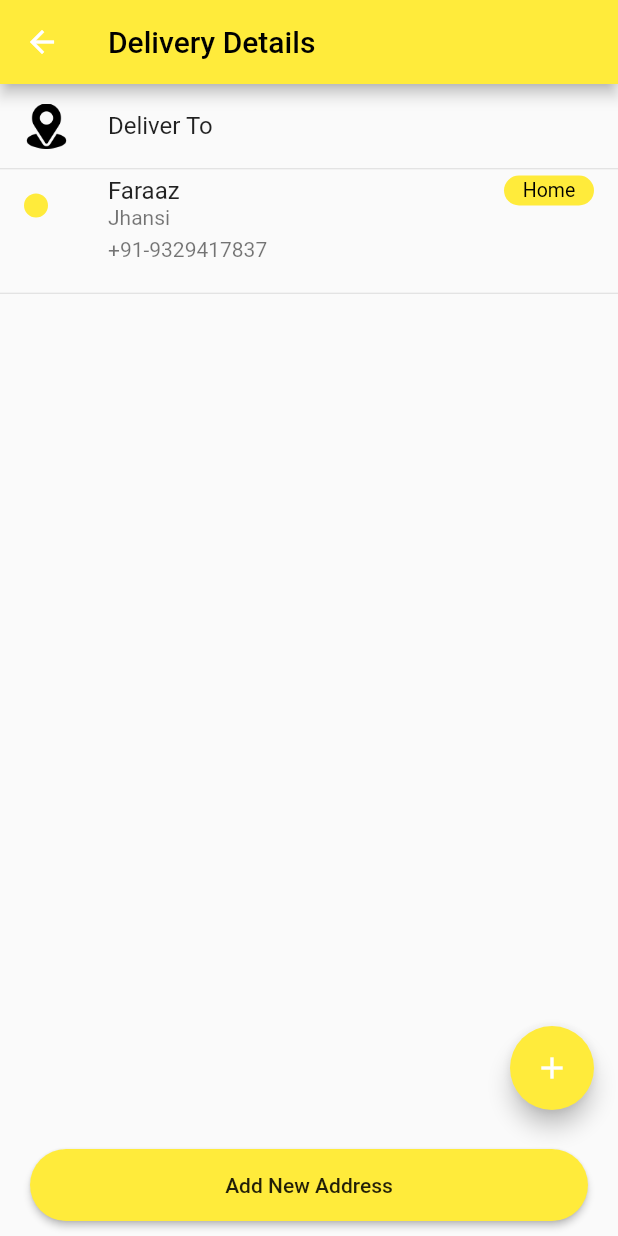
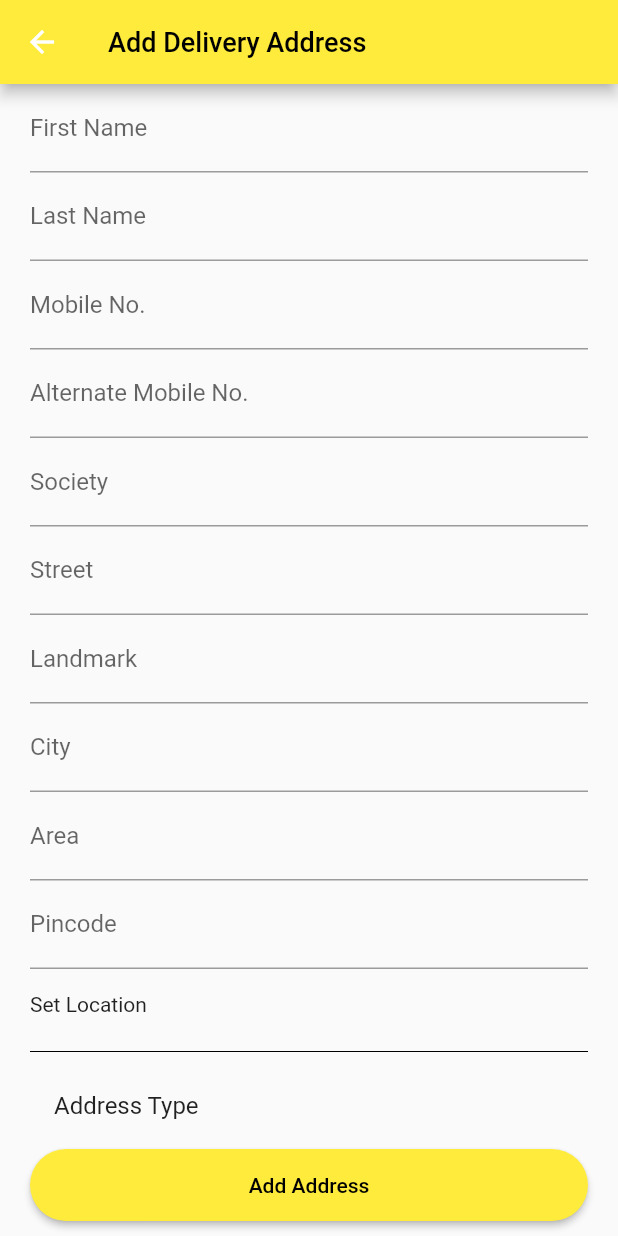
Before and after one commit to Faraaz03/food_buds, a Flutter app: the DeliveryDetails screen opened directly, after a tap on "Add New Address", on a phone screen of 412 x 824 dp. Run offline on Flutter 3.47's test engine with Material 2 defaults, Android fonts, the phone set to English and light mode, and no system bars; our stand-ins replace cloud_firestore, firebase_auth, firebase_core, flutter_signin_button, fluttertoast, google_sign_in; accounts and stored records are empty; network calls fail.

Commit message:
Modified code

```diff
--- /dev/null
+++ b/lib/screens/add_delivery_address.dart
@@ -0,0 +1,137 @@
+import 'package:flutter/material.dart';
+import 'package:food_buds/widgets/custom_text_field.dart';
+
+class AddDeliveryAddress extends StatefulWidget {
+  @override
+  _AddDeliveryAddressState createState() => _AddDeliveryAddressState();
+}
+
+enum AddressType { Home, Work, Other }
+
+class _AddDeliveryAddressState extends State<AddDeliveryAddress> {
+  var myType = AddressType.Home;
+  @override
+  Widget build(BuildContext context) {
+    return Scaffold(
+      appBar: AppBar(
+        backgroundColor: Colors.yellow,
+        title: Text(
+          "Add Delivery Address",
+          style: TextStyle(color: Colors.black, fontSize: 18),
+        ),
+      ),
+      bottomNavigationBar: Container(
+        margin: EdgeInsets.symmetric(vertical: 10, horizontal: 20),
+        height: 48,
+        child: MaterialButton(
+          onPressed: () {},
+          child: Text(
+            "Add Address",
+            style: TextStyle(color: Colors.black),
+          ),
+          color: Colors.yellow,
+          shape: RoundedRectangleBorder(
+            borderRadius: BorderRadius.circular(30),
+          ),
+        ),
+      ),
+      body: Padding(
+        padding: EdgeInsets.symmetric(horizontal: 20),
+        child: ListView(
+          children: [
+            CustomTextField(
+              labText: "First Name",
+            ),
+            CustomTextField(
+              labText: "Last Name",
+            ),
+            CustomTextField(
+              labText: "Mobile No.",
+            ),
+            CustomTextField(
+              labText: "Alternate Mobile No.",
+            ),
+            CustomTextField(
+              labText: "Society",
+            ),
+            CustomTextField(
+              labText: "Street",
+            ),
+            CustomTextField(
+              labText: "Landmark",
+            ),
+            CustomTextField(
+              labText: "City",
+            ),
+            CustomTextField(
+              labText: "Area",
+            ),
+            CustomTextField(
+              labText: "Pincode",
+            ),
+            InkWell(
+              onTap: () {},
+              child: Container(
+                height: 47,
+                width: double.infinity,
+                child: Column(
+                  mainAxisAlignment: MainAxisAlignment.center,
+                  crossAxisAlignment: CrossAxisAlignment.start,
+                  children: [Text("Set Location")],
+                ),
+              ),
+            ),
+            Divider(
+              color: Colors.black,
+            ),
+            ListTile(
+              title: Text("Address Type"),
+            ),
+            RadioListTile(
+              value: AddressType.Home,
+              groupValue: myType,
+              onChanged: (AddressType? value) {
+                setState(() {
+                  myType = value!;
+                });
+              },
+              title: Text("Home"),
+              secondary: Icon(
+                Icons.home,
+                color: Colors.yellow,
+              ),
+            ),
+            RadioListTile(
+              value: AddressType.Work,
+              groupValue: myType,
+              onChanged: (AddressType? value) {
+                setState(() {
+                  myType = value!;
+                });
+              },
+              title: Text("Work"),
+              secondary: Icon(
+                Icons.work,
+                color: Colors.yellow,
+              ),
+            ),
+            RadioListTile(
+              value: AddressType.Other,
+              groupValue: myType,
+              onChanged: (AddressType? value) {
+                setState(() {
+                  myType = value!;
+                });
+              },
+              title: Text("Other"),
+              secondary: Icon(
+                Icons.home,
+                color: Colors.yellow,
+              ),
+            ),
+          ],
+        ),
+      ),
+    );
+  }
+}
--- a/lib/screens/delivery_details.dart
+++ b/lib/screens/delivery_details.dart
@@ -1,4 +1,5 @@
 import 'package:flutter/material.dart';
+import 'package:food_buds/screens/add_delivery_address.dart';
 import 'package:food_buds/screens/single_delivery_item.dart';
 
 class DeliveryDetails extends StatelessWidget {
@@ -22,7 +23,13 @@ class DeliveryDetails extends StatelessWidget {
         margin: EdgeInsets.symmetric(vertical: 10, horizontal: 20),
         child: MaterialButton(
           child: Text("Add New Address"),
-          onPressed: () {},
+          onPressed: () {
+            Navigator.of(context).push(
+              MaterialPageRoute(
+                builder: (context) => AddDeliveryAddress(),
+              ),
+            );
+          },
           color: Colors.yellow,
           shape:
               RoundedRectangleBorder(borderRadius: BorderRadius.circular(30.0)),
--- a/lib/screens/review_cart.dart
+++ b/lib/screens/review_cart.dart
@@ -1,4 +1,5 @@
 import 'package:flutter/material.dart';
+import 'package:fluttertoast/fluttertoast.dart';
 import 'package:food_buds/Models/review_cart_model.dart';
 import 'package:food_buds/providers/review_cart_provider.dart';
 import 'package:food_buds/screens/delivery_details.dart';
@@ -58,6 +59,12 @@ class ReviewCart extends StatelessWidget {
           width: 160,
           child: MaterialButton(
             onPressed: () {
+              if (reviewCartProvider.getReviewCartDataList.isEmpty) {
+                // return Future<void>(() {
+                //   Fluttertoast.showToast(msg: "No Cart Data Found!");
+                // });
+                return;
+              }
               Navigator.of(context).push(
                 MaterialPageRoute(
                   builder: (context) => DeliveryDetails(),
--- /dev/null
+++ b/lib/widgets/custom_text_field.dart
@@ -0,0 +1,18 @@
+import 'package:flutter/material.dart';
+
+class CustomTextField extends StatelessWidget {
+  final TextEditingController? controller;
+  final String? labText;
+  final TextInputType? keyboardType;
+
+  CustomTextField({this.controller, this.labText, this.keyboardType});
+
+  @override
+  Widget build(BuildContext context) {
+    return TextField(
+      controller: controller,
+      keyboardType: keyboardType,
+      decoration: InputDecoration(labelText: labText),
+    );
+  }
+}
```
